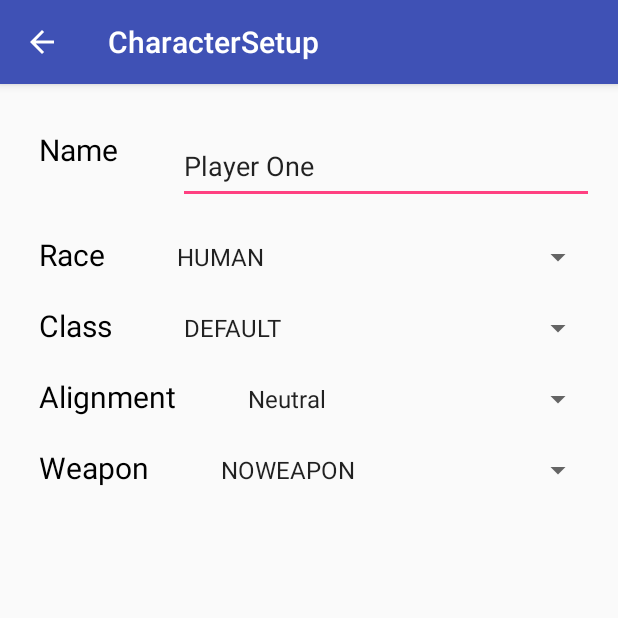
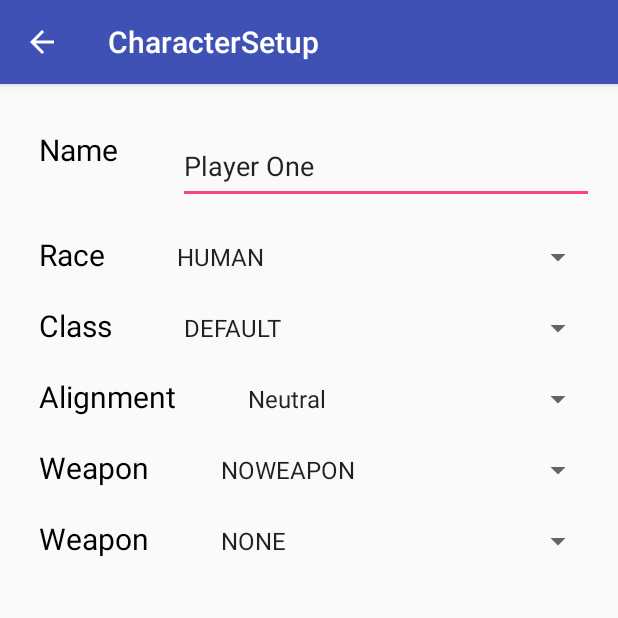
Before and after one commit to mueller04/DroidEverCraft, an Android app: the screen it shows after launch (CharacterSetup), after a tap on "PLAYER 1 ADVANCED SETUP", on a phone screen of 412 x 824 dp, the top half of it. Run offline under Robolectric (Android 15) with nearby library versions, the phone set to English and light mode, and no system bars.

Commit message:
armor added to charactersetup

```diff
--- a/app/src/main/java/com/example/mike/droidevercraft/CharacterSetup.java
+++ b/app/src/main/java/com/example/mike/droidevercraft/CharacterSetup.java
@@ -28,7 +28,7 @@ public class CharacterSetup extends AppCompatActivity {
     private int classEnumIndex;
     private int alignmentEnumIndex;
     private int weaponEnumIndex;
-
+    private int armorEnumIndex;
 
 
     @Override
@@ -51,6 +51,7 @@ public class CharacterSetup extends AppCompatActivity {
         createClassSpinner();
         createAlignmentSpinner();
         createWeaponSpinner();
+        createArmorSpinner();
     }
 
 
@@ -182,6 +183,38 @@ public class CharacterSetup extends AppCompatActivity {
         classSpinner.setSelection(weaponEnumIndex);
     }
 
+    private void createArmorSpinner(){
+        ArrayList<EverEnum.Armor> alignmentArmorOptions = new ArrayList<>();
+        int index = 0;
+        for (EverEnum.Armor e : EverEnum.Armor.values()){
+            alignmentArmorOptions.add(e);
+            if (e == everChar.getArmor()){
+                armorEnumIndex = index;
+            }
+            index++;
+        }
+
+        Spinner classSpinner = (Spinner)findViewById(R.id.armor_spinner);
+        ArrayAdapter<EverEnum.Armor>adapter = new ArrayAdapter<EverEnum.Armor>(CharacterSetup.this,
+                android.R.layout.simple_spinner_item, alignmentArmorOptions);
+
+        adapter.setDropDownViewResource(android.R.layout.simple_spinner_dropdown_item);
+        classSpinner.setAdapter(adapter);
+        classSpinner.setOnItemSelectedListener(new AdapterView.OnItemSelectedListener() {
+            @Override
+            public void onItemSelected(AdapterView<?> parent, View view,
+                                       int position, long id) {
+                EverEnum.Armor currentArmorSelection = (EverEnum.Armor) parent.getItemAtPosition(position);
+                everChar.setArmor(currentArmorSelection);
+            }
+
+            @Override
+            public void onNothingSelected(AdapterView<?> parent) {
+            }
+        });
+        classSpinner.setSelection(armorEnumIndex);
+    }
+
     //TODO I'm guessing this is for the navigation bar back button..doesn't fire or do anything
     @Override
     public void onBackPressed(){
--- a/app/src/main/res/layout/activity_character_setup.xml
+++ b/app/src/main/res/layout/activity_character_setup.xml
@@ -168,6 +168,33 @@
 
         </LinearLayout>
 
+        <LinearLayout xmlns:android="http://schemas.android.com/apk/res/android"
+            xmlns:tools="http://schemas.android.com/tools"
+            android:layout_width="match_parent"
+            android:layout_height="match_parent"
+            android:layout_marginTop="20dp"
+            android:orientation="horizontal"
+            android:paddingLeft="@dimen/activity_horizontal_margin"
+            android:paddingRight="@dimen/activity_horizontal_margin"
+            tools:context="com.example.mike.droidevercraft.MainActivity">
+
+            <TextView
+                android:id="@+id/armor_textview"
+                android:layout_marginRight="40dp"
+                android:layout_marginLeft="10dp"
+                android:layout_width="wrap_content"
+                android:layout_height="wrap_content"
+                android:textColor="#000000"
+                android:textSize="20dp"
+                android:text="Weapon" />
+
+            <Spinner
+                android:id="@+id/armor_spinner"
+                android:layout_width="fill_parent"
+                android:layout_height="wrap_content" />
+
+        </LinearLayout>
+
 
     </LinearLayout>
 
```
